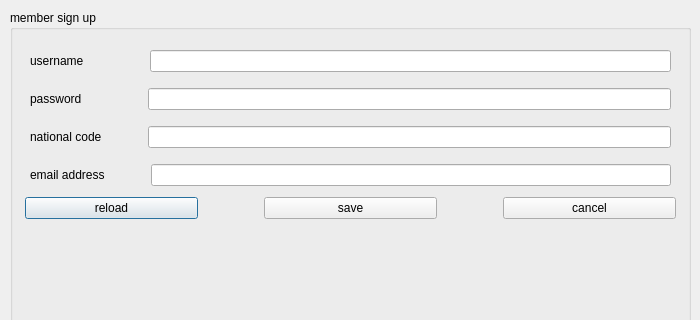
Above: msignup.ui from melika-ag8/finalfoof before the change; both pictures show x 0 to 700 and y 0 to 320 of the 700 by 600 pixel window. Below: the same form after it.
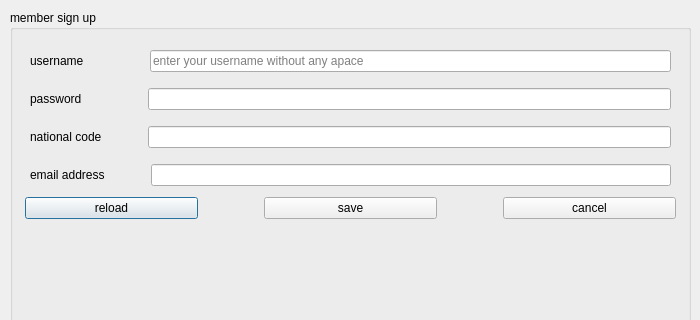
That is the form after the change. Icons and pictures are not drawn.

Diff of the .ui file:
```diff
--- a/msignup.ui
+++ b/msignup.ui
@@ -154,7 +154,11 @@
            </spacer>
           </item>
           <item>
-           <widget class="QLineEdit" name="userline"/>
+           <widget class="QLineEdit" name="userline">
+            <property name="placeholderText">
+             <string>enter your username without any apace</string>
+            </property>
+           </widget>
           </item>
          </layout>
         </item>
```
